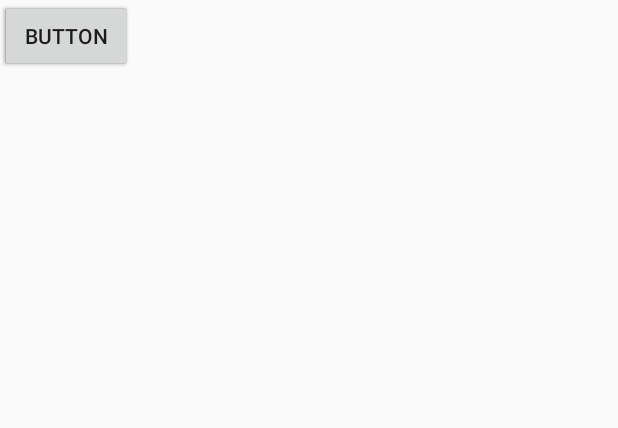
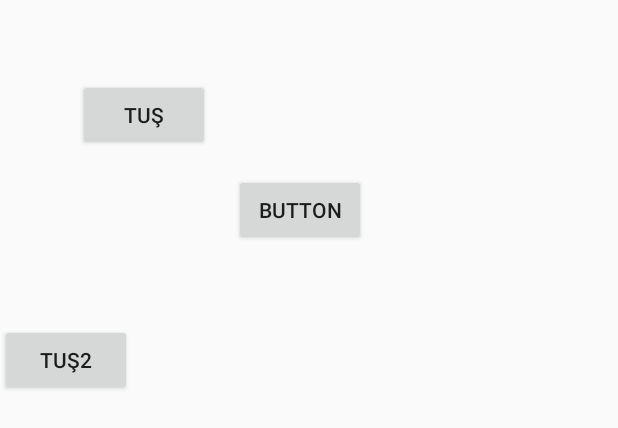
Before and after one commit to ENGINCN55/kolin_uygulama_arayuz_calismalarim, an Android app: the layout relative_tasarim.xml on its own in the app's theme, with its tools: preview values and no code run, on a phone screen of 412 x 824 dp. Shown: the top 428 px of the screen. Run offline under Robolectric (Android 15) with nearby library versions, the phone set to English and light mode, and no system bars.

Commit message:
relative layout deneme_01

```diff
--- a/app/src/main/res/layout/relative_tasarim.xml
+++ b/app/src/main/res/layout/relative_tasarim.xml
@@ -7,17 +7,27 @@
         android:id="@+id/button1"
         android:layout_width="wrap_content"
         android:layout_height="wrap_content"
+        android:layout_alignStart="@+id/button6"
+        android:layout_alignTop="@+id/button6"
+        android:layout_marginStart="-104dp"
+        android:layout_marginTop="-63dp"
         android:text="tuş" />
 
     <Button
         android:id="@+id/button2"
         android:layout_width="wrap_content"
         android:layout_height="wrap_content"
+        android:layout_alignTop="@+id/button6"
+        android:layout_marginTop="100dp"
         android:text="tuş2" />
 
     <Button
         android:id="@+id/button6"
         android:layout_width="wrap_content"
         android:layout_height="wrap_content"
+        android:layout_alignParentStart="true"
+        android:layout_alignParentTop="true"
+        android:layout_marginStart="156dp"
+        android:layout_marginTop="116dp"
         android:text="Button" />
 </RelativeLayout>
```
